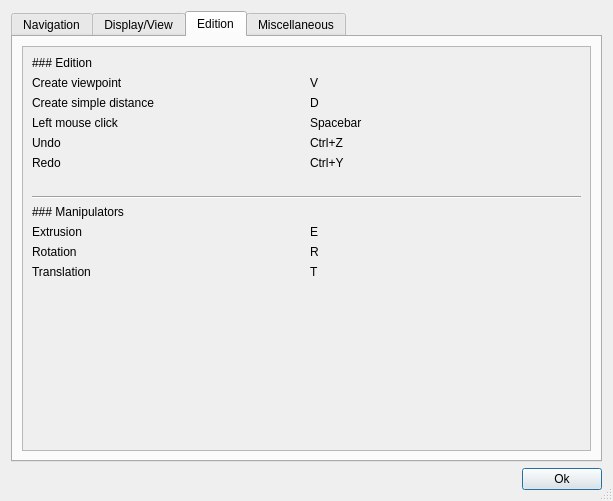
open-scan-crew/OpenScanTools, file src/gui/forms/DialogShortcuts.ui: the form before one commit.
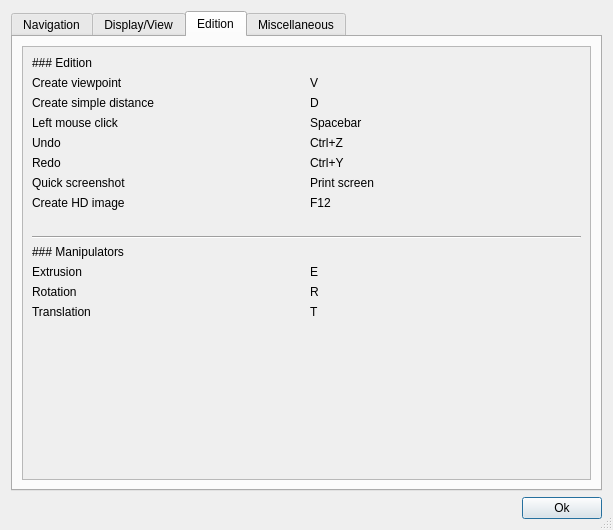
The form after the commit. The open tabs and pages were chosen to show the change.

Commit message:
Set value of texel threshold 9 for gap filling Off Add labels in shortcuts dialog - quick screenshot and hd imageAdd gap filling texel threshold setting (#180) (#183)
Add a combobox to select gap filling strength

```diff
--- a/src/gui/forms/DialogShortcuts.ui
+++ b/src/gui/forms/DialogShortcuts.ui
@@ -7,7 +7,7 @@
     <x>0</x>
     <y>0</y>
     <width>613</width>
-    <height>501</height>
+    <height>530</height>
    </rect>
   </property>
   <property name="windowTitle">
@@ -598,59 +598,15 @@
            <rect>
             <x>0</x>
             <y>0</y>
-            <width>569</width>
-            <height>408</height>
+            <width>563</width>
+            <height>419</height>
            </rect>
           </property>
           <layout class="QGridLayout" name="gridLayout_8">
-           <item row="4" column="0">
-            <widget class="QLabel" name="label_21">
+           <item row="14" column="0">
+            <widget class="QLabel" name="label_16">
              <property name="text">
-              <string>Undo</string>
-             </property>
-            </widget>
-           </item>
-           <item row="1" column="0">
-            <widget class="QLabel" name="label_19">
-             <property name="text">
-              <string>Create viewpoint</string>
-             </property>
-            </widget>
-           </item>
-           <item row="9" column="0">
-            <widget class="QLabel" name="label_12">
-             <property name="text">
-              <string>### Manipulators</string>
-             </property>
-             <property name="textFormat">
-              <enum>Qt::MarkdownText</enum>
-             </property>
-            </widget>
-           </item>
-           <item row="13" column="0">
-            <spacer name="verticalSpacer_5">
-             <property name="orientation">
-              <enum>Qt::Vertical</enum>
-             </property>
-             <property name="sizeHint" stdset="0">
-              <size>
-               <width>20</width>
-               <height>40</height>
-              </size>
-             </property>
-            </spacer>
-           </item>
-           <item row="11" column="0">
-            <widget class="QLabel" name="label_36">
-             <property name="text">
-              <string>Rotation</string>
-             </property>
-            </widget>
-           </item>
-           <item row="1" column="1">
-            <widget class="QLabel" name="label_76">
-             <property name="text">
-              <string>V</string>
+              <string>Extrusion</string>
              </property>
             </widget>
            </item>
@@ -664,6 +620,48 @@
              </property>
             </widget>
            </item>
+           <item row="4" column="1">
+            <widget class="QLabel" name="label_78">
+             <property name="text">
+              <string>Ctrl+Z</string>
+             </property>
+            </widget>
+           </item>
+           <item row="15" column="0">
+            <widget class="QLabel" name="label_36">
+             <property name="text">
+              <string>Rotation</string>
+             </property>
+            </widget>
+           </item>
+           <item row="1" column="0">
+            <widget class="QLabel" name="label_19">
+             <property name="text">
+              <string>Create viewpoint</string>
+             </property>
+            </widget>
+           </item>
+           <item row="3" column="1">
+            <widget class="QLabel" name="label_77">
+             <property name="text">
+              <string>Spacebar</string>
+             </property>
+            </widget>
+           </item>
+           <item row="14" column="1">
+            <widget class="QLabel" name="label_80">
+             <property name="text">
+              <string>E</string>
+             </property>
+            </widget>
+           </item>
+           <item row="4" column="0">
+            <widget class="QLabel" name="label_21">
+             <property name="text">
+              <string>Undo</string>
+             </property>
+            </widget>
+           </item>
            <item row="5" column="0">
             <widget class="QLabel" name="label_22">
              <property name="text">
@@ -671,20 +669,6 @@
              </property>
             </widget>
            </item>
-           <item row="11" column="1">
-            <widget class="QLabel" name="label_81">
-             <property name="text">
-              <string>R</string>
-             </property>
-            </widget>
-           </item>
-           <item row="10" column="0">
-            <widget class="QLabel" name="label_16">
-             <property name="text">
-              <string>Extrusion</string>
-             </property>
-            </widget>
-           </item>
            <item row="5" column="1">
             <widget class="QLabel" name="label_79">
              <property name="text">
@@ -692,10 +676,61 @@
              </property>
             </widget>
            </item>
-           <item row="4" column="1">
-            <widget class="QLabel" name="label_78">
+           <item row="17" column="0">
+            <spacer name="verticalSpacer_5">
+             <property name="orientation">
+              <enum>Qt::Vertical</enum>
+             </property>
+             <property name="sizeHint" stdset="0">
+              <size>
+               <width>20</width>
+               <height>40</height>
+              </size>
+             </property>
+            </spacer>
+           </item>
+           <item row="11" column="0" colspan="2">
+            <widget class="Line" name="line_4">
+             <property name="orientation">
+              <enum>Qt::Horizontal</enum>
+             </property>
+            </widget>
+           </item>
+           <item row="6" column="0">
+            <widget class="QLabel" name="label_85">
              <property name="text">
-              <string>Ctrl+Z</string>
+              <string>Quick screenshot</string>
+             </property>
+            </widget>
+           </item>
+           <item row="15" column="1">
+            <widget class="QLabel" name="label_81">
+             <property name="text">
+              <string>R</string>
+             </property>
+            </widget>
+           </item>
+           <item row="1" column="1">
+            <widget class="QLabel" name="label_76">
+             <property name="text">
+              <string>V</string>
+             </property>
+            </widget>
+           </item>
+           <item row="13" column="0">
+            <widget class="QLabel" name="label_12">
+             <property name="text">
+              <string>### Manipulators</string>
+             </property>
+             <property name="textFormat">
+              <enum>Qt::MarkdownText</enum>
+             </property>
+            </widget>
+           </item>
+           <item row="10" column="0" colspan="2">
+            <widget class="QLabel" name="label_83">
+             <property name="text">
+              <string/>
              </property>
             </widget>
            </item>
@@ -706,13 +741,6 @@
              </property>
             </widget>
            </item>
-           <item row="7" column="0" colspan="2">
-            <widget class="Line" name="line_4">
-             <property name="orientation">
-              <enum>Qt::Horizontal</enum>
-             </property>
-            </widget>
-           </item>
            <item row="3" column="0">
             <widget class="QLabel" name="label_20">
              <property name="text">
@@ -720,45 +748,45 @@
              </property>
             </widget>
            </item>
-           <item row="2" column="1">
-            <widget class="QLabel" name="label_33">
-             <property name="text">
-              <string>D</string>
-             </property>
-            </widget>
-           </item>
-           <item row="10" column="1">
-            <widget class="QLabel" name="label_80">
-             <property name="text">
-              <string>E</string>
-             </property>
-            </widget>
-           </item>
-           <item row="12" column="0">
-            <widget class="QLabel" name="label_37">
-             <property name="text">
-              <string>Translation</string>
-             </property>
-            </widget>
-           </item>
-           <item row="12" column="1">
+           <item row="16" column="1">
             <widget class="QLabel" name="label_82">
              <property name="text">
               <string>T</string>
              </property>
             </widget>
            </item>
-           <item row="3" column="1">
-            <widget class="QLabel" name="label_77">
+           <item row="16" column="0">
+            <widget class="QLabel" name="label_37">
              <property name="text">
-              <string>Spacebar</string>
+              <string>Translation</string>
              </property>
             </widget>
            </item>
-           <item row="6" column="0" colspan="2">
-            <widget class="QLabel" name="label_83">
+           <item row="2" column="1">
+            <widget class="QLabel" name="label_33">
              <property name="text">
-              <string/>
+              <string>D</string>
+             </property>
+            </widget>
+           </item>
+           <item row="6" column="1">
+            <widget class="QLabel" name="label_86">
+             <property name="text">
+              <string>Print screen</string>
+             </property>
+            </widget>
+           </item>
+           <item row="8" column="0">
+            <widget class="QLabel" name="label_87">
+             <property name="text">
+              <string>Create HD image</string>
+             </property>
+            </widget>
+           </item>
+           <item row="8" column="1">
+            <widget class="QLabel" name="label_88">
+             <property name="text">
+              <string>F12</string>
              </property>
             </widget>
            </item>
```
Left out of the diff: 292 changed lines with no effect on the pictures. The commit also changes 14 other files.
